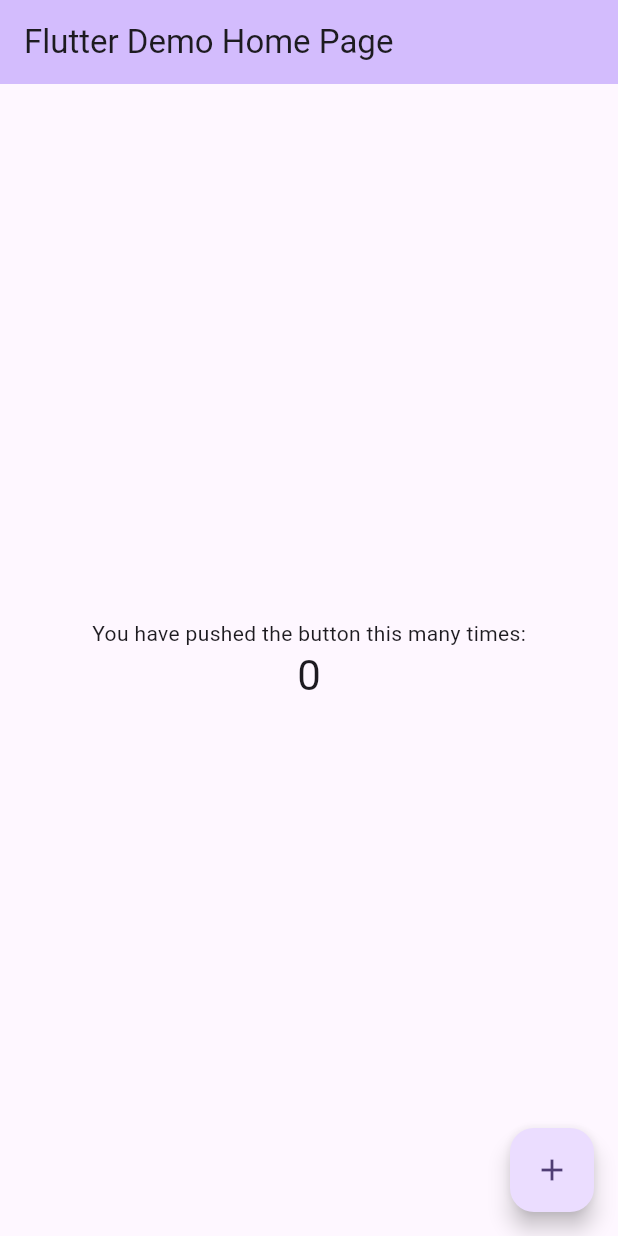
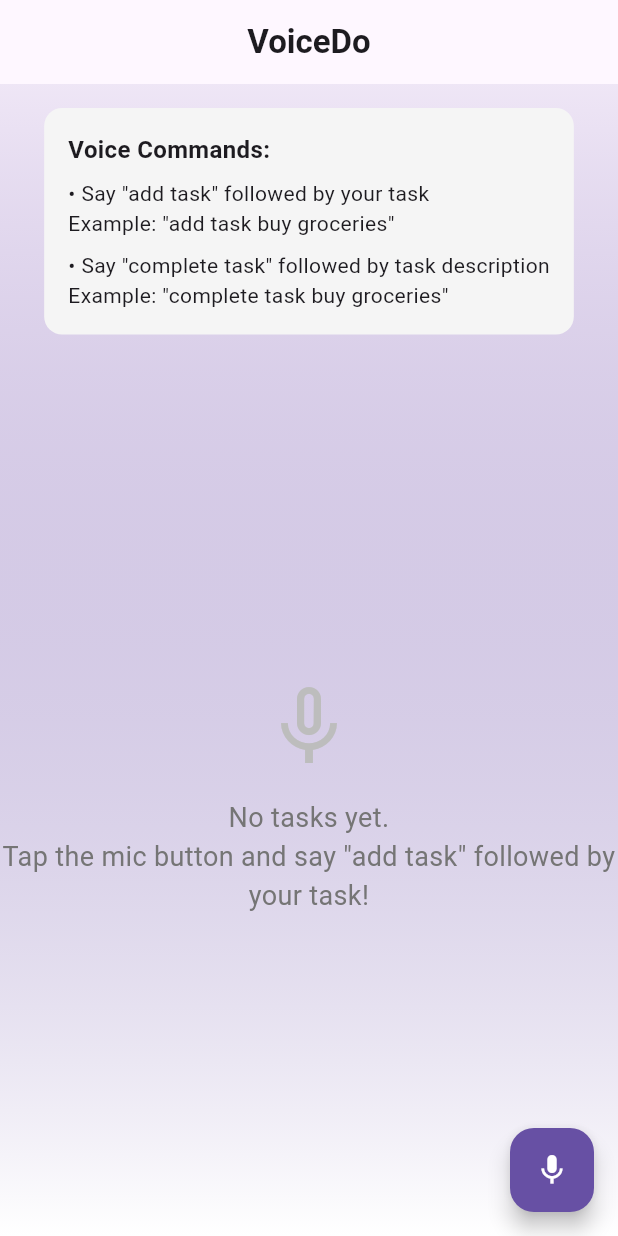
Before and after one commit to smitpatel3505/Handsfree_todo_list, a Flutter app: the screen it shows after launch, on a phone screen of 412 x 824 dp. Run offline on Flutter 3.47's test engine with Material 3 defaults, Android fonts, the phone set to English and light mode, and no system bars; our stand-ins replace cloud_firestore, firebase_core, flutter_tts, speech_to_text; accounts and stored records are empty.

Commit message:
updated files

```diff
--- a/lib/firebase_service.dart
+++ b/lib/firebase_service.dart
@@ -0,0 +1,87 @@
+import 'package:cloud_firestore/cloud_firestore.dart';
+import 'task_model.dart';
+
+class FirebaseService {
+  final _firestore = FirebaseFirestore.instance;
+  final String userId = 'demo_user';
+
+  Stream<List<TaskModel>> getTasks() {
+    try {
+      return _firestore
+          .collection('users')
+          .doc(userId)
+          .collection('tasks')
+          .orderBy('timestamp', descending: true)  // Order by newest first
+          .snapshots()
+          .map((snap) {
+            print('Received ${snap.docs.length} tasks from Firestore'); // Debug log
+            return snap.docs.map((d) => TaskModel.fromJson(d.data())).toList();
+          });
+    } catch (e) {
+      print('Error getting tasks: $e');
+      rethrow;
+    }
+  }
+
+  Future<void> addTask(TaskModel task) async {
+    try {
+      final taskData = {
+        ...task.toJson(),
+        'timestamp': FieldValue.serverTimestamp(), // Add timestamp
+      };
+
+      print('Adding task to Firestore: ${task.description}'); // Debug log
+
+      await _firestore
+          .collection('users')
+          .doc(userId)
+          .collection('tasks')
+          .doc(task.id)
+          .set(taskData);
+
+      print('Task added successfully'); // Debug log
+    } catch (e) {
+      print('Error adding task: $e');
+      rethrow;
+    }
+  }
+
+  Future<void> markComplete(String id) async {
+    try {
+      print('Marking task as complete: $id'); // Debug log
+
+      await _firestore
+          .collection('users')
+          .doc(userId)
+          .collection('tasks')
+          .doc(id)
+          .update({
+            'completed': true,
+            'completedAt': FieldValue.serverTimestamp(),
+          });
+
+      print('Task marked as complete successfully'); // Debug log
+    } catch (e) {
+      print('Error marking task as complete: $e');
+      rethrow;
+    }
+  }
+
+  Future<void> deleteTask(String id) async {
+    try {
+      print('Deleting task: $id'); // Debug log
+
+      await _firestore
+          .collection('users')
+          .doc(userId)
+          .collection('tasks')
+          .doc(id)
+          .delete();
+
+      print('Task deleted successfully'); // Debug log
+    } catch (e) {
+      print('Error deleting task: $e');
+      rethrow;
+    }
+  }
+}
--- a/lib/main.dart
+++ b/lib/main.dart
@@ -1,122 +1,44 @@
 import 'package:flutter/material.dart';
+import 'package:firebase_core/firebase_core.dart';
+import 'package:voicedo/task_screen.dart';
+import 'package:flutter/foundation.dart' show kIsWeb;
 
-void main() {
-  runApp(const MyApp());
+void main() async {
+  WidgetsFlutterBinding.ensureInitialized();
+  try {
+    if (kIsWeb) {
+      await Firebase.initializeApp(
+        options: const FirebaseOptions(
+          apiKey: "AIzaSyBSrITnlHrZAZJRBzlFTa1xW9ZrdUb57B8",
+          authDomain: "voicedo-eda53.firebaseapp.com",
+          projectId: "voicedo-eda53",
+          storageBucket: "voicedo-eda53.firebasestorage.app",
+          messagingSenderId: "232586260836",
+          appId: "1:232586260836:web:4bc8a5fe338a78a4464a71",
+        ),
+      );
+    } else {
+      await Firebase.initializeApp();
+    }
+  } catch (e) {
+    print('Error initializing Firebase: $e');
+  }
+  runApp(const VoiceDoApp());
 }
 
-class MyApp extends StatelessWidget {
-  const MyApp({super.key});
+class VoiceDoApp extends StatelessWidget {
+  const VoiceDoApp({super.key});
 
-  // This widget is the root of your application.
   @override
   Widget build(BuildContext context) {
     return MaterialApp(
-      title: 'Flutter Demo',
+      title: 'VoiceDo',
+      debugShowCheckedModeBanner: false,
       theme: ThemeData(
-        // This is the theme of your application.
-        //
-        // TRY THIS: Try running your application with "flutter run". You'll see
-        // the application has a purple toolbar. Then, without quitting the app,
-        // try changing the seedColor in the colorScheme below to Colors.green
-        // and then invoke "hot reload" (save your changes or press the "hot
-        // reload" button in a Flutter-supported IDE, or press "r" if you used
-        // the command line to start the app).
-        //
-        // Notice that the counter didn't reset back to zero; the application
-        // state is not lost during the reload. To reset the state, use hot
-        // restart instead.
-        //
-        // This works for code too, not just values: Most code changes can be
-        // tested with just a hot reload.
-        colorScheme: ColorScheme.fromSeed(seedColor: Colors.deepPurple),
+        primarySwatch: Colors.blue,
+        brightness: Brightness.light,
       ),
-      home: const MyHomePage(title: 'Flutter Demo Home Page'),
+      home: const TaskScreen(),
     );
   }
 }
-
-class MyHomePage extends StatefulWidget {
-  const MyHomePage({super.key, required this.title});
-
-  // This widget is the home page of your application. It is stateful, meaning
-  // that it has a State object (defined below) that contains fields that affect
-  // how it looks.
-
-  // This class is the configuration for the state. It holds the values (in this
-  // case the title) provided by the parent (in this case the App widget) and
-  // used by the build method of the State. Fields in a Widget subclass are
-  // always marked "final".
-
-  final String title;
-
-  @override
-  State<MyHomePage> createState() => _MyHomePageState();
-}
-
-class _MyHomePageState extends State<MyHomePage> {
-  int _counter = 0;
-
-  void _incrementCounter() {
-    setState(() {
-      // This call to setState tells the Flutter framework that something has
-      // changed in this State, which causes it to rerun the build method below
-      // so that the display can reflect the updated values. If we changed
-      // _counter without calling setState(), then the build method would not be
-      // called again, and so nothing would appear to happen.
-      _counter++;
-    });
-  }
-
-  @override
-  Widget build(BuildContext context) {
-    // This method is rerun every time setState is called, for instance as done
-    // by the _incrementCounter method above.
-    //
-    // The Flutter framework has been optimized to make rerunning build methods
-    // fast, so that you can just rebuild anything that needs updating rather
-    // than having to individually change instances of widgets.
-    return Scaffold(
-      appBar: AppBar(
-        // TRY THIS: Try changing the color here to a specific color (to
-        // Colors.amber, perhaps?) and trigger a hot reload to see the AppBar
-        // change color while the other colors stay the same.
-        backgroundColor: Theme.of(context).colorScheme.inversePrimary,
-        // Here we take the value from the MyHomePage object that was created by
-        // the App.build method, and use it to set our appbar title.
-        title: Text(widget.title),
-      ),
-      body: Center(
-        // Center is a layout widget. It takes a single child and positions it
-        // in the middle of the parent.
-        child: Column(
-          // Column is also a layout widget. It takes a list of children and
-          // arranges them vertically. By default, it sizes itself to fit its
-          // children horizontally, and tries to be as tall as its parent.
-          //
-          // Column has various properties to control how it sizes itself and
-          // how it positions its children. Here we use mainAxisAlignment to
-          // center the children vertically; the main axis here is the vertical
-          // axis because Columns are vertical (the cross axis would be
-          // horizontal).
-          //
-          // TRY THIS: Invoke "debug painting" (choose the "Toggle Debug Paint"
-          // action in the IDE, or press "p" in the console), to see the
-          // wireframe for each widget.
-          mainAxisAlignment: MainAxisAlignment.center,
-          children: <Widget>[
-            const Text('You have pushed the button this many times:'),
-            Text(
-              '$_counter',
-              style: Theme.of(context).textTheme.headlineMedium,
-            ),
-          ],
-        ),
-      ),
-      floatingActionButton: FloatingActionButton(
-        onPressed: _incrementCounter,
-        tooltip: 'Increment',
-        child: const Icon(Icons.add),
-      ), // This trailing comma makes auto-formatting nicer for build methods.
-    );
-  }
-}
--- a/lib/task_model.dart
+++ b/lib/task_model.dart
@@ -0,0 +1,31 @@
+class TaskModel {
+  final String id;
+  final String description;
+  final bool completed;
+  final DateTime? timestamp;
+  final DateTime? completedAt;
+
+  TaskModel({
+    required this.id,
+    required this.description,
+    this.completed = false,
+    this.timestamp,
+    this.completedAt,
+  });
+
+  Map<String, dynamic> toJson() => {
+        'id': id,
+        'description': description,
+        'completed': completed,
+        'timestamp': timestamp,
+        'completedAt': completedAt,
+      };
+
+  factory TaskModel.fromJson(Map<String, dynamic> json) => TaskModel(
+        id: json['id'],
+        description: json['description'],
+        completed: json['completed'] ?? false,
+        timestamp: json['timestamp']?.toDate(),
+        completedAt: json['completedAt']?.toDate(),
+      );
+}
--- a/lib/task_screen.dart
+++ b/lib/task_screen.dart
@@ -0,0 +1,277 @@
+import 'package:flutter/material.dart';
+import 'firebase_service.dart';
+import 'voice_handler.dart';
+import 'task_model.dart';
+
+class TaskScreen extends StatefulWidget {
+  const TaskScreen({super.key});
+
+  @override
+  State<TaskScreen> createState() => _TaskScreenState();
+}
+
+class _TaskScreenState extends State<TaskScreen> {
+  final FirebaseService _firebaseService = FirebaseService();
+  final VoiceHandler _voiceHandler = VoiceHandler();
+  bool _isListening = false;
+  String _lastCommand = '';
+
+  @override
+  void initState() {
+    super.initState();
+    _voiceHandler.init();
+  }
+
+  void _toggleListening() {
+    setState(() {
+      _isListening = !_isListening;
+    });
+    if (_isListening) {
+      _voiceHandler.startListening((command) {
+        setState(() {
+          _isListening = false;
+          _lastCommand = command;
+        });
+      });
+    } else {
+      _voiceHandler.stopListening();
+    }
+  }
+
+  @override
+  Widget build(BuildContext context) {
+    return Scaffold(
+      appBar: AppBar(
+        title: const Text(
+          "VoiceDo",
+          style: TextStyle(fontWeight: FontWeight.bold),
+        ),
+        centerTitle: true,
+        elevation: 0,
+      ),
+      body: Container(
+        decoration: BoxDecoration(
+          gradient: LinearGradient(
+            begin: Alignment.topCenter,
+            end: Alignment.bottomCenter,
+            colors: [
+              Theme.of(context).primaryColor.withOpacity(0.1),
+              Colors.white,
+            ],
+          ),
+        ),
+        child: Column(
+          children: [
+            if (_lastCommand.isNotEmpty)
+              Container(
+                padding: const EdgeInsets.all(8),
+                margin: const EdgeInsets.all(16),
+                decoration: BoxDecoration(
+                  color: Colors.blue.withOpacity(0.1),
+                  borderRadius: BorderRadius.circular(8),
+                ),
+                child: Text(
+                  'Last command: $_lastCommand',
+                  style: const TextStyle(color: Colors.blue),
+                ),
+              ),
+            Container(
+              padding: const EdgeInsets.all(16),
+              margin: const EdgeInsets.all(16),
+              decoration: BoxDecoration(
+                color: Colors.grey[100],
+                borderRadius: BorderRadius.circular(12),
+              ),
+              child: Column(
+                crossAxisAlignment: CrossAxisAlignment.start,
+                children: [
+                  const Text(
+                    'Voice Commands:',
+                    style: TextStyle(
+                      fontWeight: FontWeight.bold,
+                      fontSize: 16,
+                    ),
+                  ),
+                  const SizedBox(height: 8),
+                  const Text('• Say "add task" followed by your task'),
+                  const Text('Example: "add task buy groceries"'),
+                  const SizedBox(height: 8),
+                  const Text('• Say "complete task" followed by task description'),
+                  const Text('Example: "complete task buy groceries"'),
+                ],
+              ),
+            ),
+            Expanded(
+              child: StreamBuilder<List<TaskModel>>(
+                stream: _firebaseService.getTasks(),
+                builder: (context, snapshot) {
+                  if (snapshot.hasError) {
+                    return Center(
+                      child: Text(
+                        'Error: ${snapshot.error}',
+                        style: const TextStyle(color: Colors.red),
+                      ),
+                    );
+                  }
+
+                  if (snapshot.connectionState == ConnectionState.waiting) {
+                    return const Center(
+                      child: CircularProgressIndicator(),
+                    );
+                  }
+
+                  final tasks = snapshot.data ?? [];
+                  if (tasks.isEmpty) {
+                    return Center(
+                      child: Column(
+                        mainAxisAlignment: MainAxisAlignment.center,
+                        children: [
+                          Icon(
+                            Icons.mic_none,
+                            size: 64,
+                            color: Colors.grey[400],
+                          ),
+                          const SizedBox(height: 16),
+                          Text(
+                            'No tasks yet.\nTap the mic button and say "add task" followed by your task!',
+                            textAlign: TextAlign.center,
+                            style: TextStyle(
+                              fontSize: 18,
+                              color: Colors.grey[600],
+                            ),
+                          ),
+                        ],
+                      ),
+                    );
+                  }
+
+                  return ListView.builder(
+                    padding: const EdgeInsets.all(16),
+                    itemCount: tasks.length,
+                    itemBuilder: (context, index) {
+                      final task = tasks[index];
+                      return Card(
+                        elevation: 2,
+                        margin: const EdgeInsets.only(bottom: 12),
+                        shape: RoundedRectangleBorder(
+                          borderRadius: BorderRadius.circular(12),
+                        ),
+                        child: ListTile(
+                          contentPadding: const EdgeInsets.symmetric(
+                            horizontal: 16,
+                            vertical: 8,
+                          ),
+                          leading: Icon(
+                            task.completed ? Icons.check_circle : Icons.radio_button_unchecked,
+                            color: task.completed ? Colors.green : Colors.grey,
+                          ),
+                          title: Text(
+                            task.description,
+                            style: TextStyle(
+                              decoration: task.completed ? TextDecoration.lineThrough : null,
+                              color: task.completed ? Colors.grey : Colors.black87,
+                            ),
+                          ),
+                          subtitle: Column(
+                            crossAxisAlignment: CrossAxisAlignment.start,
+                            children: [
+                              if (task.timestamp != null)
+                                Text(
+                                  'Added: ${_formatDate(task.timestamp!)}',
+                                  style: TextStyle(
+                                    fontSize: 12,
+                                    color: Colors.grey[600],
+                                  ),
+                                ),
+                              if (task.completed && task.completedAt != null)
+                                Text(
+                                  'Completed: ${_formatDate(task.completedAt!)}',
+                                  style: TextStyle(
+                                    fontSize: 12,
+                                    color: Colors.green[600],
+                                  ),
+                                ),
+                            ],
+                          ),
+                          trailing: IconButton(
+                            icon: const Icon(Icons.delete_outline),
+                            color: Colors.red[300],
+                            onPressed: () {
+                              showDialog(
+                                context: context,
+                                builder: (context) => AlertDialog(
+                                  title: const Text('Delete Task'),
+                                  content: Text('Are you sure you want to delete "${task.description}"?'),
+                                  actions: [
+                                    TextButton(
+                                      onPressed: () => Navigator.pop(context),
+                                      child: const Text('Cancel'),
+                                    ),
+                                    TextButton(
+                                      onPressed: () {
+                                        _firebaseService.deleteTask(task.id);
+                                        Navigator.pop(context);
+                                      },
+                                      child: const Text(
+                                        'Delete',
+                                        style: TextStyle(color: Colors.red),
+                                      ),
+                                    ),
+                                  ],
+                                ),
+                              );
+                            },
+                          ),
+                          onTap: () {
+                            _firebaseService.markComplete(task.id);
+                          },
+                        ),
+                      );
+                    },
+                  );
+                },
+              ),
+            ),
+          ],
+        ),
+      ),
+      floatingActionButton: Column(
+        mainAxisAlignment: MainAxisAlignment.end,
+        children: [
+          if (_isListening)
+            Container(
+              margin: const EdgeInsets.only(bottom: 16),
+              padding: const EdgeInsets.symmetric(horizontal: 16, vertical: 8),
+              decoration: BoxDecoration(
+                color: Colors.red,
+                borderRadius: BorderRadius.circular(20),
+              ),
+              child: const Row(
+                mainAxisSize: MainAxisSize.min,
+                children: [
+                  Icon(Icons.mic, color: Colors.white),
+                  SizedBox(width: 8),
+                  Text(
+                    'Listening...',
+                    style: TextStyle(color: Colors.white),
+                  ),
+                ],
+              ),
+            ),
+          FloatingActionButton(
+            onPressed: _toggleListening,
+            backgroundColor: _isListening ? Colors.red : Theme.of(context).primaryColor,
+            child: Icon(
+              _isListening ? Icons.stop : Icons.mic,
+              color: Colors.white,
+            ),
+          ),
+        ],
+      ),
+    );
+  }
+
+  String _formatDate(DateTime date) {
+    return '${date.day}/${date.month}/${date.year} ${date.hour}:${date.minute.toString().padLeft(2, '0')}';
+  }
+}
--- a/lib/voice_handler.dart
+++ b/lib/voice_handler.dart
@@ -0,0 +1,58 @@
+import 'package:speech_to_text/speech_to_text.dart';
+import 'package:flutter_tts/flutter_tts.dart';
+import 'package:uuid/uuid.dart';
+import 'task_model.dart';
+import 'firebase_service.dart';
+
+class VoiceHandler {
+  final SpeechToText _stt = SpeechToText();
+  final FlutterTts _tts = FlutterTts();
+  final FirebaseService _firebaseService = FirebaseService();
+
+  Future<void> init() async {
+    await _stt.initialize();
+    await _tts.setLanguage('en-US');
+    await _tts.setSpeechRate(0.5);
+  }
+
+  Future<void> startListening(Function(String) onCommand) async {
+    await _stt.listen(
+      onResult: (result) async {
+        String command = result.recognizedWords.toLowerCase();
+        print('Recognized command: $command'); // Debug log
+
+        if (command.contains("add task")) {
+          String desc = command.replaceFirst("add task", "").trim();
+          print('Adding task: $desc'); // Debug log
+
+          TaskModel task = TaskModel(id: const Uuid().v4(), description: desc);
+          await _firebaseService.addTask(task);
+          await _tts.speak("Task added: $desc");
+          onCommand(command);
+        } else if (command.contains("complete task")) {
+          String keyword = command.replaceFirst("complete task", "").trim();
+          print('Completing task with keyword: $keyword'); // Debug log
+
+          List<TaskModel> tasks = await _firebaseService.getTasks().first;
+          for (var task in tasks) {
+            if (task.description.toLowerCase().contains(keyword) && !task.completed) {
+              await _firebaseService.markComplete(task.id);
+              await _tts.speak("Marked task as complete: ${task.description}");
+              onCommand(command);
+              return;
+            }
+          }
+          await _tts.speak("Task not found");
+          onCommand(command);
+        } else {
+          await _tts.speak("Sorry, I didn't understand");
+          onCommand(command);
+        }
+      },
+      listenFor: const Duration(seconds: 30),
+      pauseFor: const Duration(seconds: 3),
+    );
+  }
+
+  void stopListening() => _stt.stop();
+}
```
Also changed, not shown: 5 other files.
